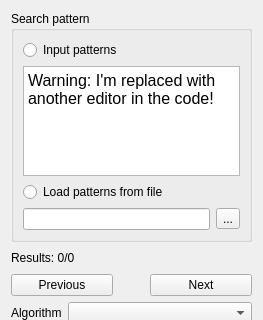
Before: the Qt Designer form src/corelibs/U2View/src/ov_sequence/find_pattern/FindPatternForm.ui in violethaze74/ugene, drawn with Qt 5; both pictures show x 0 to 263 and y 0 to 320 of the 263 by 800 pixel window.
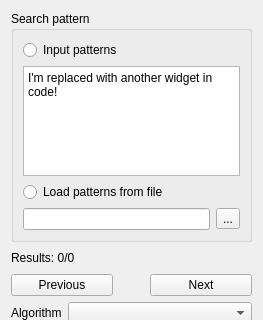
After: the same form once the commit is applied.

Commit message:
UGENE-7847. FindWidget: QTextCursor::setPosition: Position '1' out of range (#1178)
* UGENE-7847. FindWidget: QTextCursor::setPosition: Position '1' out of range

* Fix bugs

* Fix typo

* Fix GUI tests

* Fix GUI tests

* Rollback unrelated changes

```diff
--- a/src/corelibs/U2View/src/ov_sequence/find_pattern/FindPatternForm.ui
+++ b/src/corelibs/U2View/src/ov_sequence/find_pattern/FindPatternForm.ui
@@ -37,7 +37,7 @@
        </widget>
       </item>
       <item>
-       <widget class="QTextEdit" name="textPattern">
+       <widget class="QPlainTextEdit" name="textPattern">
         <property name="sizePolicy">
          <sizepolicy hsizetype="Preferred" vsizetype="Fixed">
           <horstretch>0</horstretch>
@@ -59,18 +59,8 @@
         <property name="focusPolicy">
          <enum>Qt::StrongFocus</enum>
         </property>
-        <property name="tabChangesFocus">
-         <bool>true</bool>
-        </property>
-        <property name="undoRedoEnabled">
-         <bool>false</bool>
-        </property>
-        <property name="html">
-         <string>&lt;!DOCTYPE HTML PUBLIC &quot;-//W3C//DTD HTML 4.0//EN&quot; &quot;http://www.w3.org/TR/REC-html40/strict.dtd&quot;&gt;
-&lt;html&gt;&lt;head&gt;&lt;meta name=&quot;qrichtext&quot; content=&quot;1&quot; /&gt;&lt;style type=&quot;text/css&quot;&gt;
-p, li { white-space: pre-wrap; }
-&lt;/style&gt;&lt;/head&gt;&lt;body style=&quot; font-family:'Sans'; font-size:12pt; font-weight:400; font-style:normal;&quot;&gt;
-&lt;p style=&quot; margin-top:0px; margin-bottom:0px; margin-left:0px; margin-right:0px; -qt-block-indent:0; text-indent:0px;&quot;&gt;Warning: I'm replaced with another editor in the code!&lt;/p&gt;&lt;/body&gt;&lt;/html&gt;</string>
+        <property name="plainText">
+         <string>I'm replaced with another widget in code!</string>
         </property>
        </widget>
       </item>
```
Left out of the diff: 12 changed lines with no effect on the pictures. The commit also changes 33 other files.
